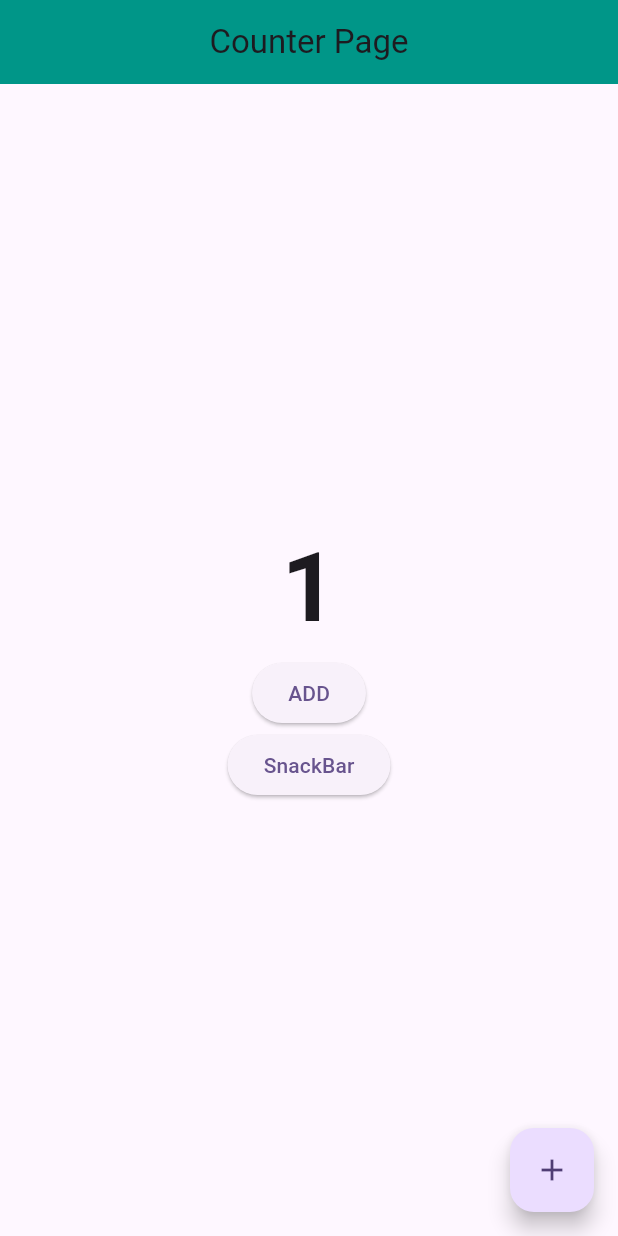
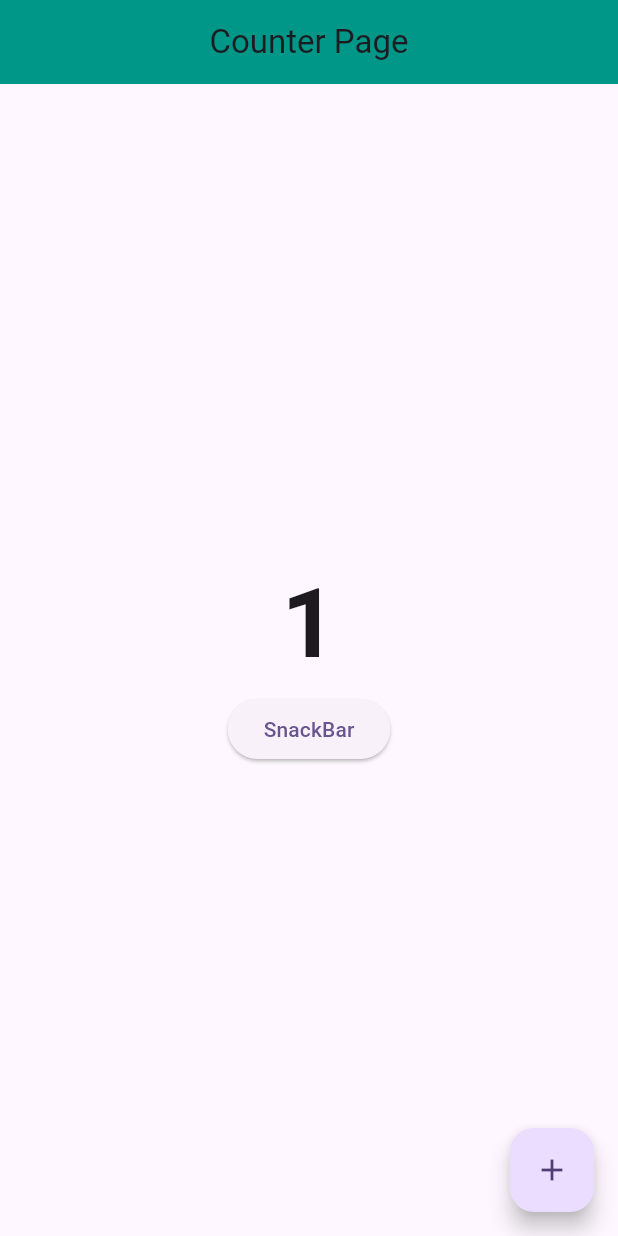
Before and after one commit to Farhanansari23/bloc_statemanagement, a Flutter app: the screen it shows after launch, on a phone screen of 412 x 824 dp. Run offline on Flutter 3.47's test engine with Material 3 defaults, Android fonts, the phone set to English and light mode, and no system bars; our stand-ins replace bloc, flutter_bloc, font_awesome_flutter.

Commit message:
FA-BS-10: learned bloc consumer

```diff
--- a/lib/features/counter/ui/counter_page.dart
+++ b/lib/features/counter/ui/counter_page.dart
@@ -11,7 +11,6 @@ class CounterPage extends StatefulWidget {
 }
 
 class _CounterPageState extends State<CounterPage> {
-
   final CounterBloc counterBloc = CounterBloc();
 
   @override
@@ -34,7 +33,6 @@ class _CounterPageState extends State<CounterPage> {
         },
         child: Icon(Icons.add),
       ),
-
     );
   }
 
@@ -51,38 +49,80 @@ class _CounterPageState extends State<CounterPage> {
 
   Widget _body(context) {
     print('hello');
-    return BlocListener<CounterBloc, CounterState>(
+    return BlocConsumer<CounterBloc, CounterState>(
       bloc: counterBloc,
+      listenWhen: (previous, current) => current is CounterActionState,
+      buildWhen: (previous, current) => current is! CounterActionState,
       listener: (context, state) {
-      if(state is CounterSnackBarState){
-        ScaffoldMessenger.of(context).showSnackBar(SnackBar(content: Text('SnackBar')));
-      } else if(state is CounterAddButtonState){
-        setState(() {
-          value = value + 1;
-        });
+        if (state is CounterSnackBarState) {
+          ScaffoldMessenger.of(
+            context,
+          ).showSnackBar(SnackBar(content: Text('SnackBar')));
         }
       },
-      child: Center(
-        child: Container(
+      builder: (context, state) {
+        switch (state.runtimeType) {
+          case CounterIncrementState:
+            final successState = state as CounterIncrementState;
+            return Container(
               child: Column(
                 mainAxisAlignment: MainAxisAlignment.center,
+                crossAxisAlignment: CrossAxisAlignment.center,
                 children: [
+                  // Text('You have pushed the button many times'),
                   Center(
-                child: Text(value.toString(), style: TextStyle(
-                    fontSize: 64, fontWeight: FontWeight.bold)),
-              ),
-              ElevatedButton(onPressed: () {
-                counterBloc.add(CounterAddButtonEvent());
-              }, child: Text('ADD')),
-              ElevatedButton(onPressed: () {counterBloc.add(CounterSnackBarEvent());}, child: Text('SnackBar')),
-
-            ],
+                    child: Text(
+                      successState.val.toString(),
+                      style: TextStyle(
+                        fontSize: 64,
+                        fontWeight: FontWeight.bold,
                       ),
                     ),
                   ),
+                  ElevatedButton(onPressed: () {counterBloc.add(CounterSnackBarEvent());}, child: Text('SnackBar')),
+                  // Text('$_counter times'),
+                ],
+              ),
+            );
+          default:
+            return Center(child: Text('Not Found'));
+        }
+        ;
+      },
     );
   }
 }
+
+// BlocListener<CounterBloc, CounterState>(
+// bloc: counterBloc,
+// listener: (context, state) {
+// if(state is CounterSnackBarState){
+// ScaffoldMessenger.of(context).showSnackBar(SnackBar(content: Text('SnackBar')));
+// } else if(state is CounterAddButtonState){
+// setState(() {
+// value = value + 1;
+// });
+// }
+// },
+// child: Center(
+// child: Container(
+// child: Column(
+// mainAxisAlignment: MainAxisAlignment.center,
+// children: [
+// Center(
+// child: Text(value.toString(), style: TextStyle(
+// fontSize: 64, fontWeight: FontWeight.bold)),
+// ),
+// ElevatedButton(onPressed: () {
+// counterBloc.add(CounterAddButtonEvent());
+// }, child: Text('ADD')),
+// ElevatedButton(onPressed: () {counterBloc.add(CounterSnackBarEvent());}, child: Text('SnackBar')),
+//
+// ],
+// ),
+// ),
+// ),
+// )
 
 // BlocBuilder<CounterBloc, CounterState>(
 // bloc: counterBloc,
```
Lines whose indentation alone changed are shown as unchanged.
